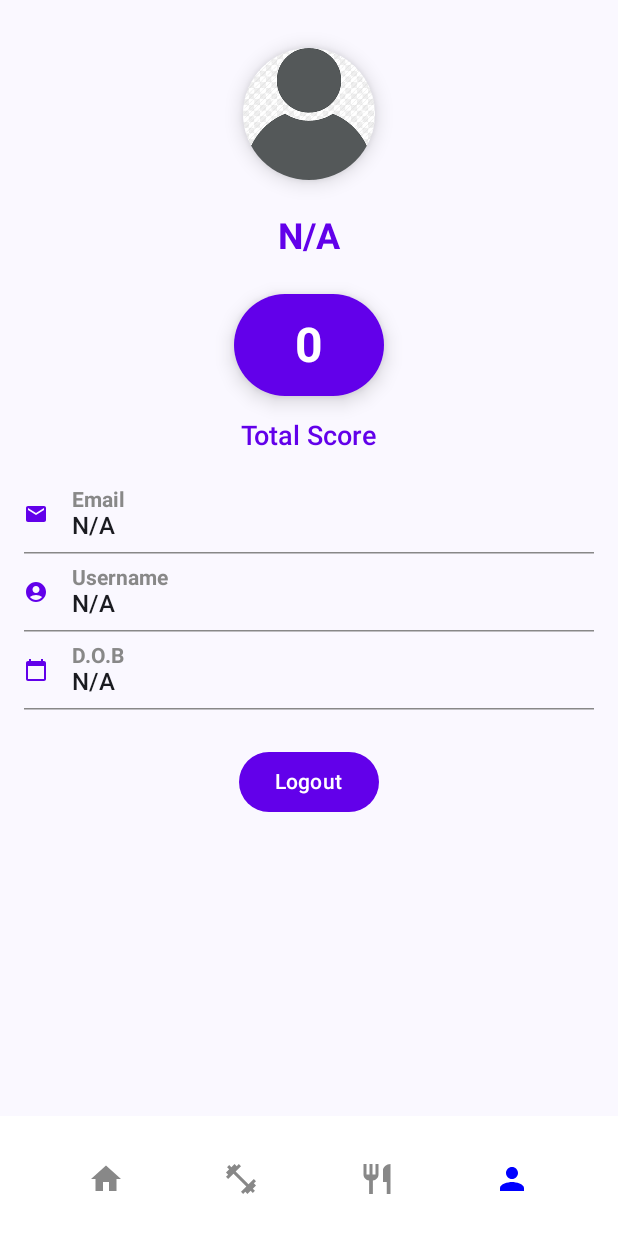
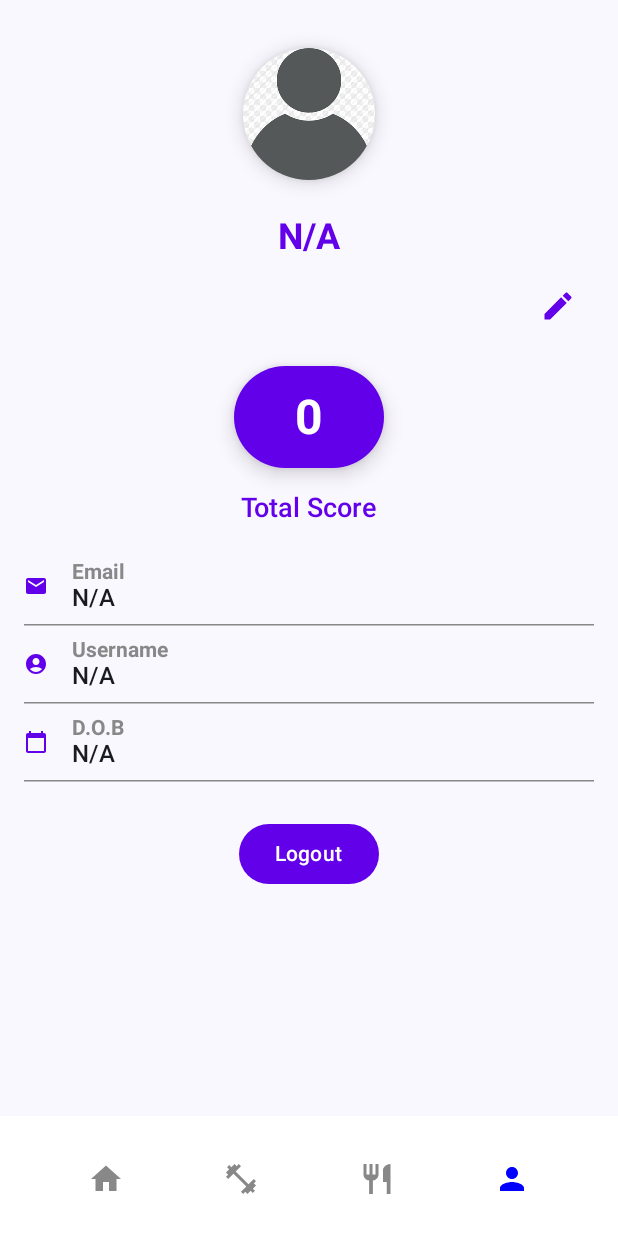
Before and after one commit to brky00/TrainingApp, an Android app built with Jetpack Compose: the ProfilPage screen opened through its navigation route, on a phone screen of 412 x 824 dp. Shown: the top 1233 px of the screen. Run offline under Robolectric (Android 15) with nearby library versions, the phone set to English and light mode, and no system bars; our stand-ins replace Firebase (no records; nobody signed in at launch, a user with empty details on screens opened directly).

Commit message:
Edit profile icon at Profile page and Edit profile page added to App

```diff
--- a/app/src/main/java/com/trainingappMob/myapplicationtraining/MainActivity.kt
+++ b/app/src/main/java/com/trainingappMob/myapplicationtraining/MainActivity.kt
@@ -80,6 +80,10 @@ fun NavigationBetweenPages(
         composable(route = "profil_page") {
             ProfilPage(navController)
         }
+        composable(route = "edit_profile_page") {
+            EditProfilePage(navController = navController)
+        }
+
     }
 }
 
--- a/app/src/main/java/com/trainingappMob/myapplicationtraining/Profil.kt
+++ b/app/src/main/java/com/trainingappMob/myapplicationtraining/Profil.kt
@@ -8,6 +8,7 @@ import androidx.compose.foundation.shape.CircleShape
 import androidx.compose.material.icons.Icons
 import androidx.compose.material.icons.filled.AccountCircle
 import androidx.compose.material.icons.filled.CalendarToday
+import androidx.compose.material.icons.filled.Edit
 import androidx.compose.material.icons.filled.Email
 import androidx.compose.material3.*
 import androidx.compose.runtime.*
@@ -96,6 +97,20 @@ fun ProfilPage(navController: NavHostController) {
                 ),
                 modifier = Modifier.padding(vertical = 8.dp)
             )
+
+            // Edit Profile button
+            IconButton(
+                onClick = {
+                    navController.navigate("edit_profile_page")
+                },
+                modifier = Modifier.align(Alignment.End)
+            ) {
+                Icon(
+                    imageVector = Icons.Filled.Edit,
+                    contentDescription = "Edit Profile",
+                    tint = Color(0xFF6200EA)
+                )
+            }
 
             // Total Score Card
             Card(
```
Also changed, not shown: app/src/main/java/com/trainingappMob/myapplicationtraining/EditProfilePage.kt (added, +96 -0 lines).
